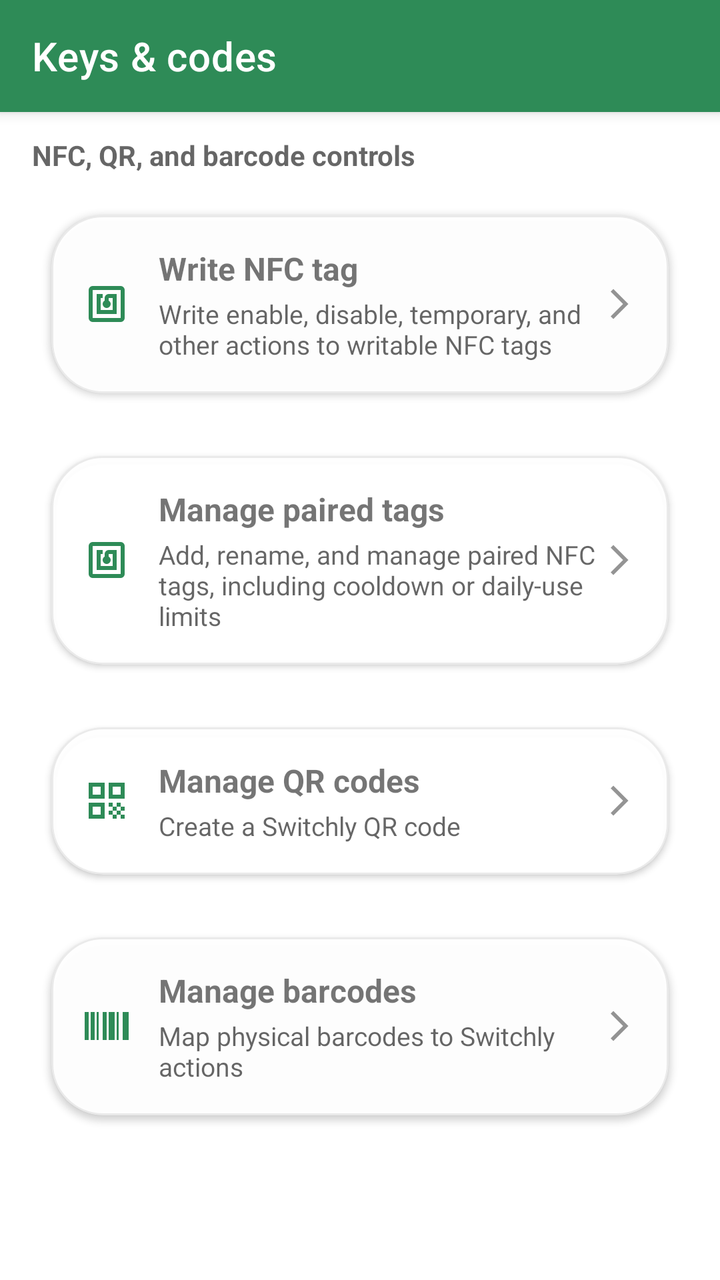
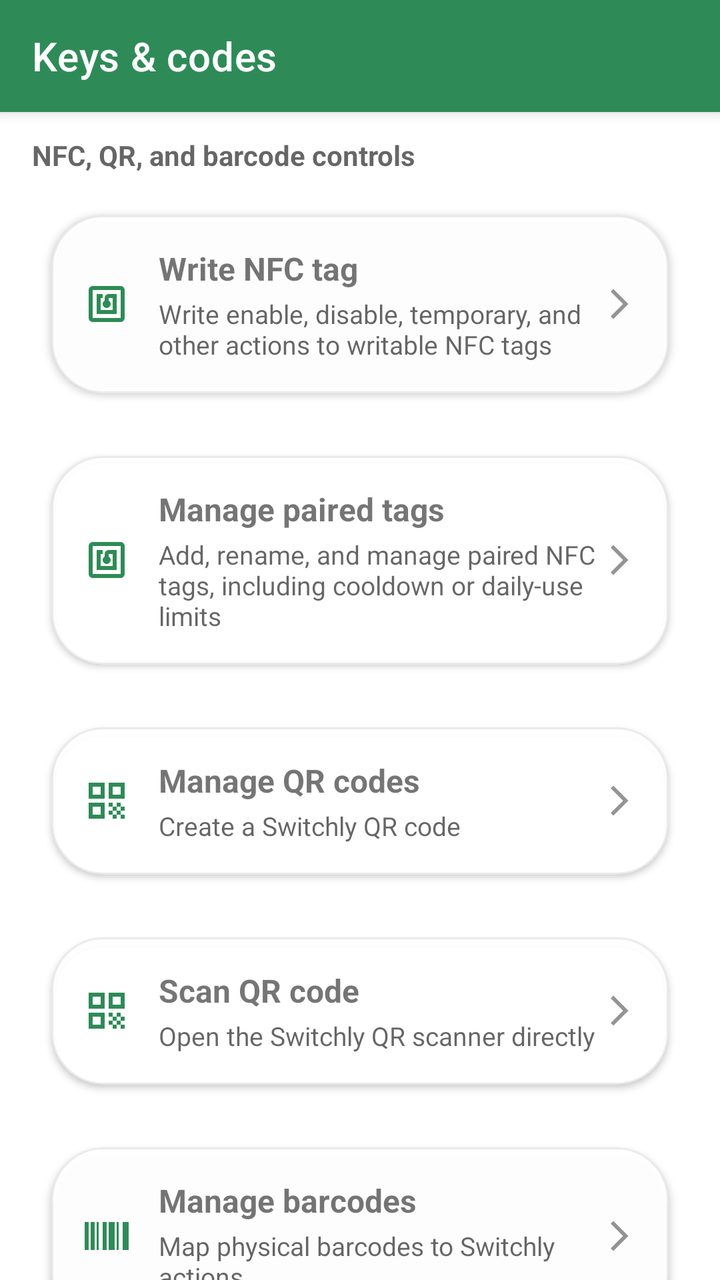

The first picture is an Android layout as it rendered before a commit; the second is the same layout after the commit. The layout source and the unified diff follow.
<!-- AndroidManifest.xml: application theme Theme.Switchly -->
<!-- res/layout/activity_manage_keys.xml -->
<?xml version="1.0" encoding="utf-8"?>
<androidx.coordinatorlayout.widget.CoordinatorLayout
    xmlns:android="http://schemas.android.com/apk/res/android"
    xmlns:app="http://schemas.android.com/apk/res-auto"
    xmlns:tools="http://schemas.android.com/tools"
    android:layout_width="match_parent"
    android:layout_height="match_parent">

    <com.google.android.material.appbar.AppBarLayout
        android:layout_width="match_parent"
        android:layout_height="wrap_content"
        android:fitsSystemWindows="true">

        <com.google.android.material.appbar.MaterialToolbar
            android:id="@+id/toolbar"
            style="@style/Switchly.TopBar"
            android:layout_width="match_parent"
            android:layout_height="wrap_content"
            android:minHeight="?attr/actionBarSize"
            app:title="@string/tools_keys_title" />
    </com.google.android.material.appbar.AppBarLayout>

    <androidx.core.widget.NestedScrollView
        android:layout_width="match_parent"
        android:layout_height="match_parent"
        android:clipToPadding="false"
        android:fillViewport="true"
        android:paddingStart="16dp"
        android:paddingTop="12dp"
        android:paddingEnd="16dp"
        android:paddingBottom="32dp"
        app:layout_behavior="@string/appbar_scrolling_view_behavior">

        <LinearLayout
            android:layout_width="match_parent"
            android:layout_height="wrap_content"
            android:orientation="vertical">

            <TextView
                android:layout_width="match_parent"
                android:layout_height="wrap_content"
                android:text="@string/tools_keys_section"
                android:textColor="?android:attr/textColorSecondary"
                android:textSize="14sp"
                android:textStyle="bold" />

            <com.google.android.material.card.MaterialCardView
                android:id="@+id/cardWriteNfc"
                style="@style/Switchly.Card"
                android:layout_width="match_parent"
                android:layout_height="wrap_content"
                android:layout_marginTop="10dp"
                android:clickable="true"
                android:focusable="true"
                android:foreground="?attr/selectableItemBackground">

                <LinearLayout
                    android:layout_width="match_parent"
                    android:layout_height="wrap_content"
                    android:gravity="center_vertical"
                    android:minHeight="72dp"
                    android:orientation="horizontal"
                    android:padding="16dp">

                    <ImageView
                        android:layout_width="24dp"
                        android:layout_height="24dp"
                        android:contentDescription="@string/tools_tags_codes_write_nfc"
                        android:src="@drawable/nfc_24"
                        app:tint="?attr/colorPrimary" />

                    <LinearLayout
                        android:layout_width="0dp"
                        android:layout_height="wrap_content"
                        android:layout_marginStart="14dp"
                        android:layout_weight="1"
                        android:orientation="vertical">

                        <TextView
                            android:layout_width="match_parent"
                            android:layout_height="wrap_content"
                            android:text="@string/tools_tags_codes_write_nfc"
                            android:textSize="16sp"
                            android:textStyle="bold" />

                        <TextView
                            android:layout_width="match_parent"
                            android:layout_height="wrap_content"
                            android:layout_marginTop="3dp"
                            android:text="@string/tools_nfc_write_summary"
                            android:textColor="?android:attr/textColorSecondary"
                            android:textSize="13sp" />
                    </LinearLayout>

                    <ImageView
                        android:layout_width="18dp"
                        android:layout_height="18dp"
                        android:alpha="0.7"
                        android:contentDescription="@string/open"
                        android:src="@drawable/arrow_forward_ios_24"
                        app:tint="?android:attr/textColorSecondary" />
                </LinearLayout>
            </com.google.android.material.card.MaterialCardView>

            <com.google.android.material.card.MaterialCardView
                android:id="@+id/cardPairedTags"
                style="@style/Switchly.Card"
                android:layout_width="match_parent"
                android:layout_height="wrap_content"
                android:layout_marginTop="10dp"
                android:clickable="true"
                android:focusable="true"
                android:foreground="?attr/selectableItemBackground">

                <LinearLayout
                    android:layout_width="match_parent"
                    android:layout_height="wrap_content"
                    android:gravity="center_vertical"
                    android:minHeight="72dp"
                    android:orientation="horizontal"
                    android:padding="16dp">

                    <ImageView
                        android:layout_width="24dp"
                        android:layout_height="24dp"
                        android:contentDescription="@string/tools_tags_codes_paired_tags"
                        android:src="@drawable/nfc_24"
                        app:tint="?attr/colorPrimary" />

                    <LinearLayout
                        android:layout_width="0dp"
                        android:layout_height="wrap_content"
                        android:layout_marginStart="14dp"
                        android:layout_weight="1"
                        android:orientation="vertical">

                        <TextView
                            android:layout_width="match_parent"
                            android:layout_height="wrap_content"
                            android:text="@string/tools_tags_codes_paired_tags"
                            android:textSize="16sp"
                            android:textStyle="bold" />

                        <TextView
                            android:layout_width="match_parent"
                            android:layout_height="wrap_content"
                            android:layout_marginTop="3dp"
                            android:text="@string/tools_paired_tags_summary"
                            android:textColor="?android:attr/textColorSecondary"
                            android:textSize="13sp" />
                    </LinearLayout>

                    <ImageView
                        android:layout_width="18dp"
                        android:layout_height="18dp"
                        android:alpha="0.7"
                        android:contentDescription="@string/open"
                        android:src="@drawable/arrow_forward_ios_24"
                        app:tint="?android:attr/textColorSecondary" />
                </LinearLayout>
            </com.google.android.material.card.MaterialCardView>

            <com.google.android.material.card.MaterialCardView
                android:id="@+id/cardGenerateQr"
                style="@style/Switchly.Card"
                android:layout_width="match_parent"
                android:layout_height="wrap_content"
                android:layout_marginTop="10dp"
                android:clickable="true"
                android:focusable="true"
                android:foreground="?attr/selectableItemBackground">

                <LinearLayout
                    android:layout_width="match_parent"
                    android:layout_height="wrap_content"
                    android:gravity="center_vertical"
                    android:minHeight="72dp"
                    android:orientation="horizontal"
                    android:padding="16dp">

                    <ImageView
                        android:layout_width="24dp"
                        android:layout_height="24dp"
                        android:contentDescription="@string/tools_tags_codes_generate_qr"
                        android:src="@drawable/qr_code_24"
                        app:tint="?attr/colorPrimary" />

                    <LinearLayout
                        android:layout_width="0dp"
                        android:layout_height="wrap_content"
                        android:layout_marginStart="14dp"
                        android:layout_weight="1"
                        android:orientation="vertical">

                        <TextView
                            android:layout_width="match_parent"
                            android:layout_height="wrap_content"
                            android:text="@string/tools_tags_codes_generate_qr"
                            android:textSize="16sp"
                            android:textStyle="bold" />

                        <TextView
                            android:layout_width="match_parent"
                            android:layout_height="wrap_content"
                            android:layout_marginTop="3dp"
                            android:text="@string/tools_manage_qr_summary"
                            android:textColor="?android:attr/textColorSecondary"
                            android:textSize="13sp" />
                    </LinearLayout>

                    <ImageView
                        android:layout_width="18dp"
                        android:layout_height="18dp"
                        android:alpha="0.7"
                        android:contentDescription="@string/open"
                        android:src="@drawable/arrow_forward_ios_24"
                        app:tint="?android:attr/textColorSecondary" />
                </LinearLayout>
            </com.google.android.material.card.MaterialCardView>

            <com.google.android.material.card.MaterialCardView
                android:id="@+id/cardManageBarcodes"
                style="@style/Switchly.Card"
                android:layout_width="match_parent"
                android:layout_height="wrap_content"
                android:layout_marginTop="10dp"
                android:clickable="true"
                android:focusable="true"
                android:foreground="?attr/selectableItemBackground">

                <LinearLayout
                    android:layout_width="match_parent"
                    android:layout_height="wrap_content"
                    android:gravity="center_vertical"
                    android:minHeight="72dp"
                    android:orientation="horizontal"
                    android:padding="16dp">

                    <ImageView
                        android:layout_width="24dp"
                        android:layout_height="24dp"
                        android:contentDescription="@string/tools_tags_codes_manage_barcodes"
                        android:src="@drawable/barcode_24"
                        app:tint="?attr/colorPrimary" />

                    <LinearLayout
                        android:layout_width="0dp"
                        android:layout_height="wrap_content"
                        android:layout_marginStart="14dp"
                        android:layout_weight="1"
                        android:orientation="vertical">

                        <TextView
                            android:layout_width="match_parent"
                            android:layout_height="wrap_content"
                            android:text="@string/tools_tags_codes_manage_barcodes"
                            android:textSize="16sp"
                            android:textStyle="bold" />

                        <TextView
                            android:layout_width="match_parent"
                            android:layout_height="wrap_content"
                            android:layout_marginTop="3dp"
                            android:text="@string/tools_manage_barcodes_summary"
                            android:textColor="?android:attr/textColorSecondary"
                            android:textSize="13sp" />
                    </LinearLayout>

                    <ImageView
                        android:layout_width="18dp"
                        android:layout_height="18dp"
                        android:alpha="0.7"
                        android:contentDescription="@string/open"
                        android:src="@drawable/arrow_forward_ios_24"
                        app:tint="?android:attr/textColorSecondary" />
                </LinearLayout>
            </com.google.android.material.card.MaterialCardView>
        </LinearLayout>
    </androidx.core.widget.NestedScrollView>
</androidx.coordinatorlayout.widget.CoordinatorLayout>
<!-- resources referenced by this layout -->
<resources>
  <!-- drawable arrow_forward_ios_24 (drawable) -->
  <vector xmlns:android="http://schemas.android.com/apk/res/android"
      android:width="24dp"
      android:height="24dp"
      android:viewportWidth="960"
      android:viewportHeight="960">
      <path
          android:pathData="m321,880 l-71,-71 329,-329 -329,-329 71,-71 400,400L321,880Z"
          android:fillColor="?attr/colorOnSurface"/>
  </vector>
  <string name="open">Open</string>
  <string name="tools_keys_section">NFC, QR, and barcode controls</string>
  <string name="tools_keys_title">Keys &amp; codes</string>
  <string name="tools_manage_barcodes_summary">Map physical barcodes to Switchly actions</string>
  <string name="tools_manage_qr_summary">Create a Switchly QR code</string>
  <string name="tools_nfc_write_summary">Write enable, disable, temporary, and other actions to writable NFC tags</string>
  <string name="tools_paired_tags_summary">Add, rename, and manage paired NFC tags, including cooldown or daily-use limits</string>
  <string name="tools_tags_codes_generate_qr">Manage QR codes</string>
  <string name="tools_tags_codes_manage_barcodes">Manage barcodes</string>
  <string name="tools_tags_codes_paired_tags">Manage paired tags</string>
  <string name="tools_tags_codes_write_nfc">Write NFC tag</string>
  <style name="Switchly.TopBar" parent="Widget.MaterialComponents.Toolbar">
          
          <item name="android:background">?attr/colorPrimary</item>
          <item name="backgroundTint">?attr/colorPrimary</item>
  
          
          <item name="titleTextColor">@android:color/white</item>
  
          
          <item name="navigationIconTint">@android:color/white</item>
      </style>
  <style name="ShapeAppearance.Switchly.Card" parent="ShapeAppearance.MaterialComponents.LargeComponent">
          <item name="cornerFamily">rounded</item>
          <item name="cornerSize">26dp</item>
      </style>
  <color name="switchly_card_bg">#F7FFFFFF</color>
  <color name="switchly_card_stroke">#14000000</color>
  <color name="accent_default_green">#2E8B57</color>
  <style name="Switchly.Fab" parent="Widget.MaterialComponents.FloatingActionButton">
          <item name="backgroundTint">?attr/colorPrimary</item>
          <item name="tint">@android:color/white</item>
      </style>
  <style name="Switchly.TextInputLayout" parent="Widget.MaterialComponents.TextInputLayout.OutlinedBox">
          <item name="boxStrokeWidth">1dp</item>
          <item name="boxStrokeWidthFocused">2dp</item>
          <item name="boxCornerRadiusTopStart">12dp</item>
          <item name="boxCornerRadiusTopEnd">12dp</item>
          <item name="boxCornerRadiusBottomStart">12dp</item>
          <item name="boxCornerRadiusBottomEnd">12dp</item>
      </style>
  <style name="Switchly.AutoCompleteText" parent="Widget.MaterialComponents.AutoCompleteTextView.OutlinedBox">
          <item name="android:minHeight">56dp</item>
          <item name="android:paddingTop">12dp</item>
          <item name="android:paddingBottom">12dp</item>
          <item name="android:textAppearance">@style/TextAppearance.MaterialComponents.Body1</item>
      </style>
  <style name="ThemeOverlay.Switchly.Dialog" parent="ThemeOverlay.MaterialComponents.MaterialAlertDialog">
          <item name="colorControlActivated">?attr/colorPrimary</item>
          <item name="colorControlHighlight">?attr/colorPrimary</item>
          <item name="colorAccent">?attr/colorPrimary</item>
      </style>
  <!-- unchanged entries left out for length: 6 -->
</resources>

<!-- the commit's change to res/layout/activity_manage_keys.xml (unified diff, before → after) -->
@@ -219,6 +219,64 @@
             </com.google.android.material.card.MaterialCardView>
 
             <com.google.android.material.card.MaterialCardView
+                android:id="@+id/cardScanQr"
+                style="@style/Switchly.Card"
+                android:layout_width="match_parent"
+                android:layout_height="wrap_content"
+                android:layout_marginTop="10dp"
+                android:clickable="true"
+                android:focusable="true"
+                android:foreground="?attr/selectableItemBackground">
+
+                <LinearLayout
+                    android:layout_width="match_parent"
+                    android:layout_height="wrap_content"
+                    android:gravity="center_vertical"
+                    android:minHeight="72dp"
+                    android:orientation="horizontal"
+                    android:padding="16dp">
+
+                    <ImageView
+                        android:layout_width="24dp"
+                        android:layout_height="24dp"
+                        android:contentDescription="@string/blocking_hub_scan_qr_title"
+                        android:src="@drawable/qr_code_24"
+                        app:tint="?attr/colorPrimary" />
+
+                    <LinearLayout
+                        android:layout_width="0dp"
+                        android:layout_height="wrap_content"
+                        android:layout_marginStart="14dp"
+                        android:layout_weight="1"
+                        android:orientation="vertical">
+
+                        <TextView
+                            android:layout_width="match_parent"
+                            android:layout_height="wrap_content"
+                            android:text="@string/blocking_hub_scan_qr_title"
+                            android:textSize="16sp"
+                            android:textStyle="bold" />
+
+                        <TextView
+                            android:layout_width="match_parent"
+                            android:layout_height="wrap_content"
+                            android:layout_marginTop="3dp"
+                            android:text="@string/blocking_hub_scan_qr_summary"
+                            android:textColor="?android:attr/textColorSecondary"
+                            android:textSize="13sp" />
+                    </LinearLayout>
+
+                    <ImageView
+                        android:layout_width="18dp"
+                        android:layout_height="18dp"
+                        android:alpha="0.7"
+                        android:contentDescription="@string/open"
+                        android:src="@drawable/arrow_forward_ios_24"
+                        app:tint="?android:attr/textColorSecondary" />
+                </LinearLayout>
+            </com.google.android.material.card.MaterialCardView>
+
+            <com.google.android.material.card.MaterialCardView
                 android:id="@+id/cardManageBarcodes"
                 style="@style/Switchly.Card"
                 android:layout_width="match_parent"
@@ -262,6 +320,64 @@
                             android:layout_height="wrap_content"
                             android:layout_marginTop="3dp"
                             android:text="@string/tools_manage_barcodes_summary"
+                            android:textColor="?android:attr/textColorSecondary"
+                            android:textSize="13sp" />
+                    </LinearLayout>
+
+                    <ImageView
+                        android:layout_width="18dp"
+                        android:layout_height="18dp"
+                        android:alpha="0.7"
+                        android:contentDescription="@string/open"
+                        android:src="@drawable/arrow_forward_ios_24"
+                        app:tint="?android:attr/textColorSecondary" />
+                </LinearLayout>
+            </com.google.android.material.card.MaterialCardView>
+
+            <com.google.android.material.card.MaterialCardView
+                android:id="@+id/cardScanBarcode"
+                style="@style/Switchly.Card"
+                android:layout_width="match_parent"
+                android:layout_height="wrap_content"
+                android:layout_marginTop="10dp"
+                android:clickable="true"
+                android:focusable="true"
+                android:foreground="?attr/selectableItemBackground">
+
+                <LinearLayout
+                    android:layout_width="match_parent"
+                    android:layout_height="wrap_content"
+                    android:gravity="center_vertical"
+                    android:minHeight="72dp"
+                    android:orientation="horizontal"
+                    android:padding="16dp">
+
+                    <ImageView
+                        android:layout_width="24dp"
+                        android:layout_height="24dp"
+                        android:contentDescription="@string/blocking_hub_scan_barcode_title"
+                        android:src="@drawable/barcode_24"
+                        app:tint="?attr/colorPrimary" />
+
+                    <LinearLayout
+                        android:layout_width="0dp"
+                        android:layout_height="wrap_content"
+                        android:layout_marginStart="14dp"
+                        android:layout_weight="1"
+                        android:orientation="vertical">
+
+                        <TextView
+                            android:layout_width="match_parent"
+                            android:layout_height="wrap_content"
+                            android:text="@string/blocking_hub_scan_barcode_title"
+                            android:textSize="16sp"
+                            android:textStyle="bold" />
+
+                        <TextView
+                            android:layout_width="match_parent"
+                            android:layout_height="wrap_content"
+                            android:layout_marginTop="3dp"
+                            android:text="@string/blocking_hub_scan_barcode_summary"
                             android:textColor="?android:attr/textColorSecondary"
                             android:textSize="13sp" />
                     </LinearLayout>
<!-- resource entries referenced after the edit -->
@@ -10,6 +10,10 @@
           android:pathData="m321,880 l-71,-71 329,-329 -329,-329 71,-71 400,400L321,880Z"
           android:fillColor="?attr/colorOnSurface"/>
   </vector>
+  <string name="blocking_hub_scan_barcode_summary">Open the Switchly barcode scanner directly</string>
+  <string name="blocking_hub_scan_barcode_title">Scan barcode</string>
+  <string name="blocking_hub_scan_qr_summary">Open the Switchly QR scanner directly</string>
+  <string name="blocking_hub_scan_qr_title">Scan QR code</string>
   <string name="open">Open</string>
   <string name="tools_keys_section">NFC, QR, and barcode controls</string>
   <string name="tools_keys_title">Keys &amp; codes</string>
